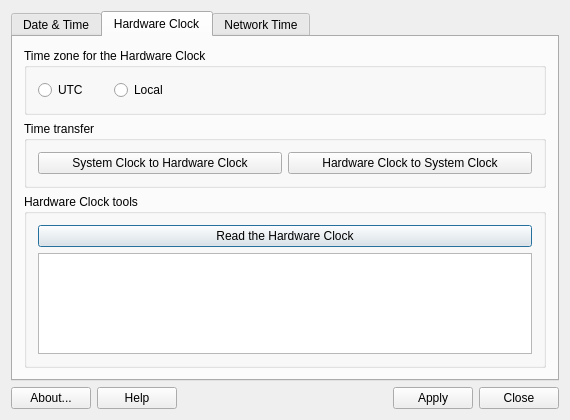
Qt form datetime.ui (MX-Linux/mx-datetime) before a commit.
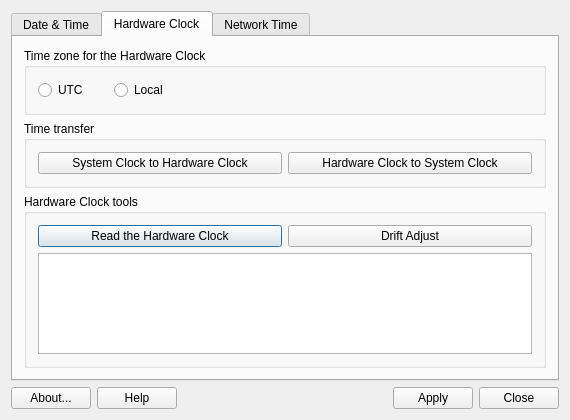
The same form after that commit. The open tabs and pages were chosen to show the change. Icons and pictures are not drawn. Custom widgets are drawn as their Qt base class.

Commit message: Added drift adjust button.

Patch:
```diff
--- a/datetime.ui
+++ b/datetime.ui
@@ -283,8 +283,8 @@
          <property name="title">
           <string>Hardware Clock tools</string>
          </property>
-         <layout class="QGridLayout" name="gridLayout_3">
-          <item row="0" column="0" colspan="2">
+         <layout class="QGridLayout" name="gridLayout">
+          <item row="0" column="0">
            <widget class="QPushButton" name="btnReadHardware">
             <property name="toolTip">
              <string>Obtain information from the Hardware Clock and present it in the box below.</string>
@@ -294,6 +294,16 @@
             </property>
            </widget>
           </item>
+          <item row="0" column="1">
+           <widget class="QPushButton" name="btnHardwareAdjust">
+            <property name="toolTip">
+             <string>Apply systematic drift corrections to the Hardware Clock.</string>
+            </property>
+            <property name="text">
+             <string>Drift Adjust</string>
+            </property>
+           </widget>
+          </item>
           <item row="1" column="0" colspan="2">
            <widget class="QPlainTextEdit" name="txtHardwareClock">
             <property name="lineWrapMode">
```
The commit also changes 2 other files.
